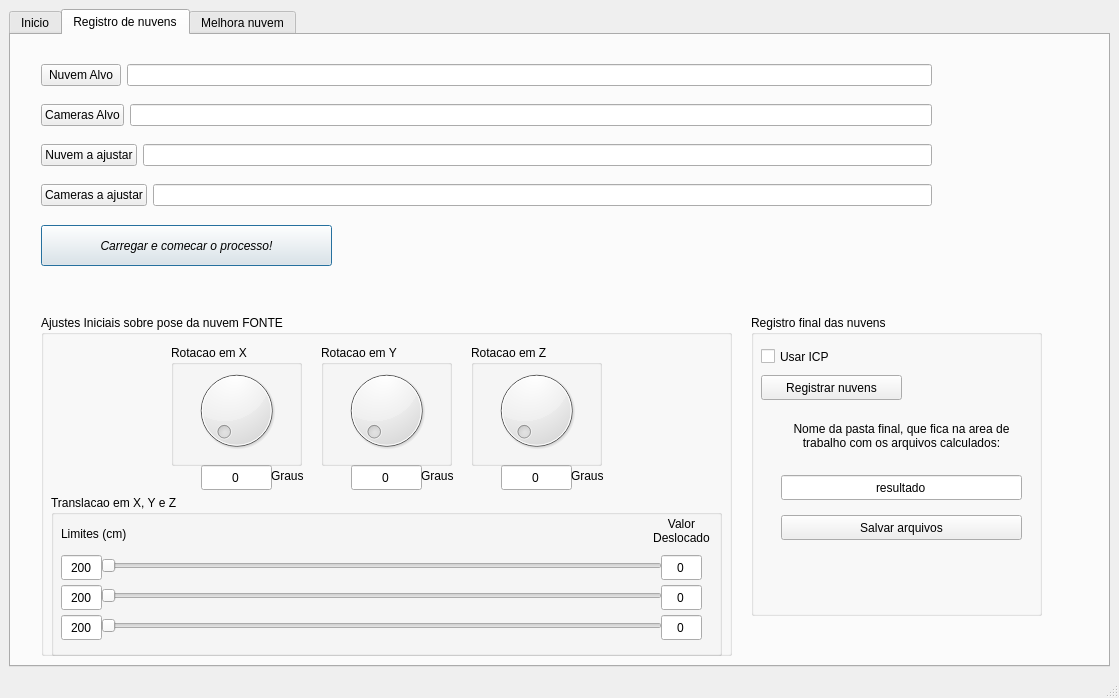
This is handset_gui/ui/main_window.ui in viniciusvidal2/Cameras_GRIn as Qt 5 draws it before an edit. The edited form follows.
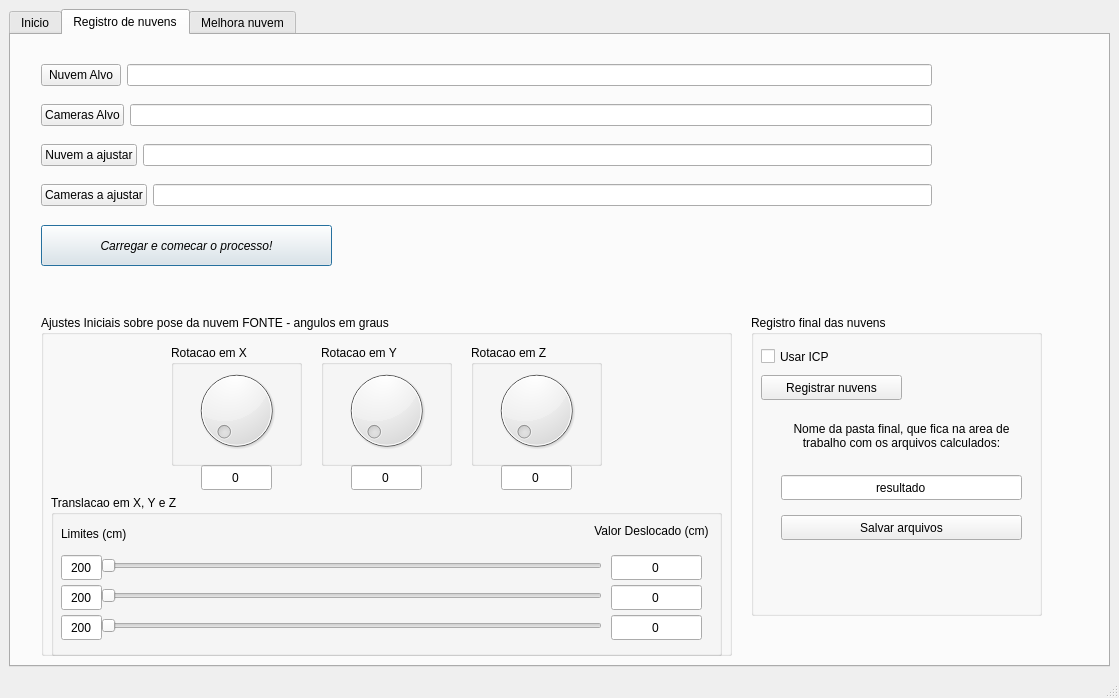
This is the edited form. The open tabs and pages were chosen to show the change. Icons and pictures are not drawn.

Diff of the .ui file:
```diff
--- a/handset_gui/ui/main_window.ui
+++ b/handset_gui/ui/main_window.ui
@@ -404,7 +404,7 @@
          </rect>
         </property>
         <property name="title">
-         <string>Ajustes Iniciais sobre pose da nuvem FONTE</string>
+         <string>Ajustes Iniciais sobre pose da nuvem FONTE - angulos em graus</string>
         </property>
         <property name="checkable">
          <bool>false</bool>
@@ -498,7 +498,7 @@
            <rect>
             <x>50</x>
             <y>60</y>
-            <width>561</width>
+            <width>501</width>
             <height>21</height>
            </rect>
           </property>
@@ -559,7 +559,7 @@
            <rect>
             <x>50</x>
             <y>90</y>
-            <width>561</width>
+            <width>501</width>
             <height>21</height>
            </rect>
           </property>
@@ -572,7 +572,7 @@
            <rect>
             <x>50</x>
             <y>120</y>
-            <width>561</width>
+            <width>501</width>
             <height>21</height>
            </rect>
           </property>
@@ -583,9 +583,9 @@
          <widget class="QLineEdit" name="lineEdit_X">
           <property name="geometry">
            <rect>
-            <x>610</x>
+            <x>560</x>
             <y>60</y>
-            <width>41</width>
+            <width>91</width>
             <height>25</height>
            </rect>
           </property>
@@ -599,9 +599,9 @@
          <widget class="QLineEdit" name="lineEdit_Y">
           <property name="geometry">
            <rect>
-            <x>610</x>
+            <x>560</x>
             <y>90</y>
-            <width>41</width>
+            <width>91</width>
             <height>25</height>
            </rect>
           </property>
@@ -615,9 +615,9 @@
          <widget class="QLineEdit" name="lineEdit_Z">
           <property name="geometry">
            <rect>
-            <x>610</x>
+            <x>560</x>
             <y>120</y>
-            <width>41</width>
+            <width>91</width>
             <height>25</height>
            </rect>
           </property>
@@ -644,14 +644,14 @@
          <widget class="QLabel" name="label_2">
           <property name="geometry">
            <rect>
-            <x>590</x>
+            <x>540</x>
             <y>20</y>
-            <width>81</width>
+            <width>121</width>
             <height>31</height>
            </rect>
           </property>
           <property name="text">
-           <string>Valor Deslocado</string>
+           <string>Valor Deslocado (cm)</string>
           </property>
           <property name="alignment">
            <set>Qt::AlignCenter</set>
@@ -709,45 +709,6 @@
           <set>Qt::AlignCenter</set>
          </property>
         </widget>
-        <widget class="QLabel" name="label_3">
-         <property name="geometry">
-          <rect>
-           <x>230</x>
-           <y>150</y>
-           <width>67</width>
-           <height>21</height>
-          </rect>
-         </property>
-         <property name="text">
-          <string>Graus</string>
-         </property>
-        </widget>
-        <widget class="QLabel" name="label_4">
-         <property name="geometry">
-          <rect>
-           <x>380</x>
-           <y>150</y>
-           <width>67</width>
-           <height>21</height>
-          </rect>
-         </property>
-         <property name="text">
-          <string>Graus</string>
-         </property>
-        </widget>
-        <widget class="QLabel" name="label_5">
-         <property name="geometry">
-          <rect>
-           <x>530</x>
-           <y>150</y>
-           <width>67</width>
-           <height>21</height>
-          </rect>
-         </property>
-         <property name="text">
-          <string>Graus</string>
-         </property>
-        </widget>
        </widget>
        <widget class="QGroupBox" name="groupBox_2">
         <property name="geometry">
```
Left out of the diff: 2 changed lines with no effect on the pictures.
